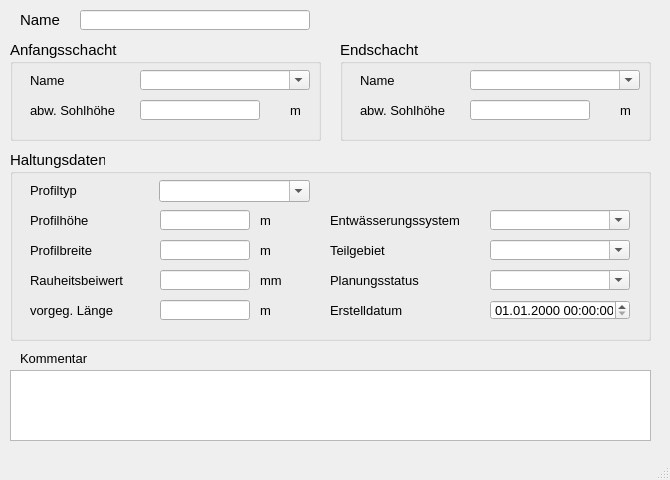
Old version of the form qkan/forms/qkan_hregler.ui in the repository hoettges/QKan.
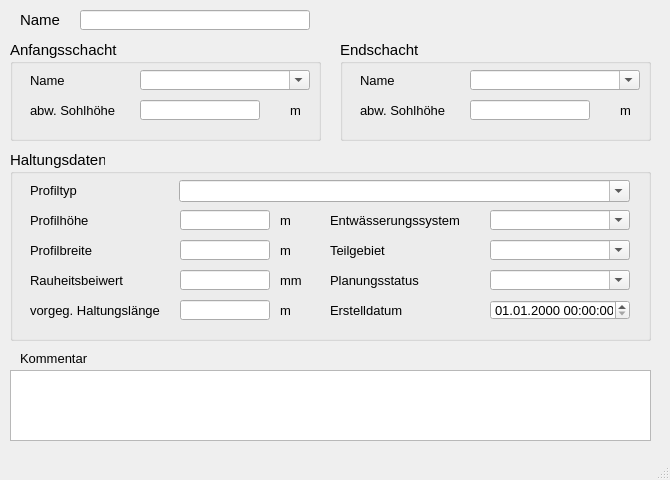
New version of the form. Custom widgets are drawn as their Qt base class.

The edit to the form file:
```diff
--- a/qkan/forms/qkan_hregler.ui
+++ b/qkan/forms/qkan_hregler.ui
@@ -172,7 +172,7 @@
     <widget class="QLineEdit" name="ks">
      <property name="geometry">
       <rect>
-       <x>150</x>
+       <x>170</x>
        <y>120</y>
        <width>90</width>
        <height>20</height>
@@ -238,7 +238,7 @@
     <widget class="QLabel" name="label_20">
      <property name="geometry">
       <rect>
-       <x>250</x>
+       <x>270</x>
        <y>90</y>
        <width>31</width>
        <height>21</height>
@@ -257,7 +257,7 @@
     <widget class="QLabel" name="label_21">
      <property name="geometry">
       <rect>
-       <x>250</x>
+       <x>270</x>
        <y>150</y>
        <width>30</width>
        <height>20</height>
@@ -276,7 +276,7 @@
     <widget class="QLineEdit" name="laenge">
      <property name="geometry">
       <rect>
-       <x>150</x>
+       <x>170</x>
        <y>150</y>
        <width>90</width>
        <height>20</height>
@@ -342,9 +342,9 @@
     <widget class="QComboBox" name="profilnam">
      <property name="geometry">
       <rect>
-       <x>149</x>
+       <x>169</x>
        <y>30</y>
-       <width>151</width>
+       <width>451</width>
        <height>22</height>
       </rect>
      </property>
@@ -399,7 +399,7 @@
       </font>
      </property>
      <property name="text">
-      <string>vorgeg. Länge</string>
+      <string>vorgeg. Haltungslänge</string>
      </property>
     </widget>
     <widget class="QLabel" name="label_11">
@@ -446,7 +446,7 @@
     <widget class="QLineEdit" name="hoehe">
      <property name="geometry">
       <rect>
-       <x>150</x>
+       <x>170</x>
        <y>60</y>
        <width>90</width>
        <height>20</height>
@@ -490,7 +490,7 @@
     <widget class="QLabel" name="label_16">
      <property name="geometry">
       <rect>
-       <x>250</x>
+       <x>270</x>
        <y>60</y>
        <width>31</width>
        <height>21</height>
@@ -509,7 +509,7 @@
     <widget class="QLineEdit" name="breite">
      <property name="geometry">
       <rect>
-       <x>150</x>
+       <x>170</x>
        <y>90</y>
        <width>90</width>
        <height>20</height>
@@ -550,7 +550,7 @@
     <widget class="QLabel" name="label_70">
      <property name="geometry">
       <rect>
-       <x>250</x>
+       <x>270</x>
        <y>120</y>
        <width>46</width>
        <height>21</height>
```
